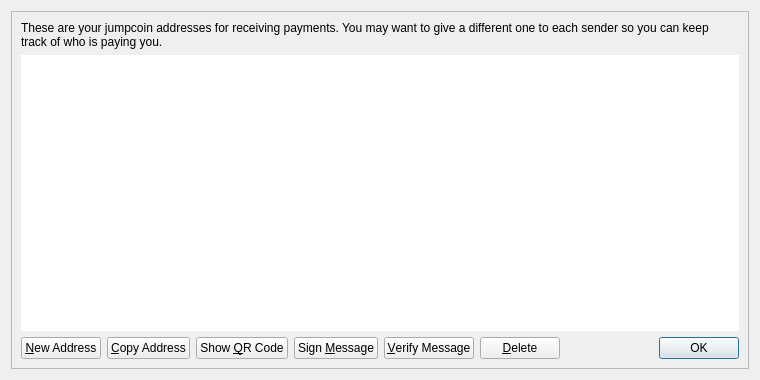
Old version of the form src/qt/forms/addressbookpage.ui in the repository Jumperbillijumper/jumpcoin.
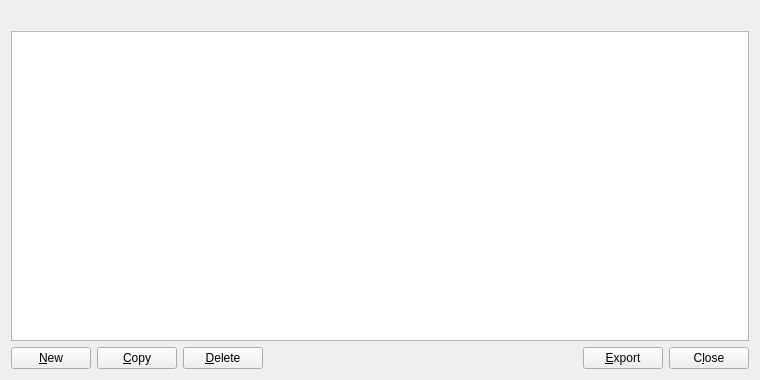
New version of the form. Icons and pictures are not drawn.

Commit message: Jumpcoin 2.0 release

Diff of the .ui file:
```diff
--- a/src/qt/forms/addressbookpage.ui
+++ b/src/qt/forms/addressbookpage.ui
@@ -10,24 +10,9 @@
     <height>380</height>
    </rect>
   </property>
-  <property name="windowTitle">
-   <string>Address Book</string>
-  </property>
-  <layout class="QVBoxLayout" name="verticalLayout_2">
-   <item>
-    <widget class="QFrame" name="frameMain">
-     <property name="frameShape">
-      <enum>QFrame::StyledPanel</enum>
-     </property>
-     <property name="frameShadow">
-      <enum>QFrame::Raised</enum>
-     </property>
      <layout class="QVBoxLayout" name="verticalLayout">
       <item>
        <widget class="QLabel" name="labelExplanation">
-        <property name="text">
-         <string>These are your jumpcoin addresses for receiving payments. You may want to give a different one to each sender so you can keep track of who is paying you.</string>
-        </property>
         <property name="textFormat">
          <enum>Qt::PlainText</enum>
         </property>
@@ -42,10 +27,7 @@
          <enum>Qt::CustomContextMenu</enum>
         </property>
         <property name="toolTip">
-         <string>Double-click to edit address or label</string>
-        </property>
-        <property name="frameShape">
-         <enum>QFrame::NoFrame</enum>
+      <string>Right-click to edit address or label</string>
         </property>
         <property name="tabKeyNavigation">
          <bool>false</bool>
@@ -75,12 +57,15 @@
            <string>Create a new address</string>
           </property>
           <property name="text">
-           <string>&amp;New Address</string>
+        <string>&amp;New</string>
           </property>
           <property name="icon">
            <iconset resource="../jumpcoin.qrc">
             <normaloff>:/icons/add</normaloff>:/icons/add</iconset>
           </property>
+       <property name="autoDefault">
+        <bool>false</bool>
+       </property>
          </widget>
         </item>
         <item>
@@ -89,55 +74,19 @@
            <string>Copy the currently selected address to the system clipboard</string>
           </property>
           <property name="text">
-           <string>&amp;Copy Address</string>
+        <string>&amp;Copy</string>
           </property>
           <property name="icon">
            <iconset resource="../jumpcoin.qrc">
             <normaloff>:/icons/editcopy</normaloff>:/icons/editcopy</iconset>
           </property>
-         </widget>
-        </item>
-        <item>
-         <widget class="QPushButton" name="showQRCode">
-          <property name="text">
-           <string>Show &amp;QR Code</string>
-          </property>
-          <property name="icon">
-           <iconset resource="../jumpcoin.qrc">
-            <normaloff>:/icons/qrcode</normaloff>:/icons/qrcode</iconset>
-          </property>
+       <property name="autoDefault">
+        <bool>false</bool>
+       </property>
          </widget>
         </item>
         <item>
-         <widget class="QPushButton" name="signMessage">
-          <property name="toolTip">
-           <string>Sign a message to prove you own a jumpcoin address</string>
-          </property>
-          <property name="text">
-           <string>Sign &amp;Message</string>
-          </property>
-          <property name="icon">
-           <iconset resource="../jumpcoin.qrc">
-            <normaloff>:/icons/edit</normaloff>:/icons/edit</iconset>
-          </property>
-         </widget>
-        </item>
-        <item>
-         <widget class="QPushButton" name="verifyMessage">
-          <property name="toolTip">
-           <string>Verify a message to ensure it was signed with a specified jumpcoin address</string>
-          </property>
-          <property name="text">
-           <string>&amp;Verify Message</string>
-          </property>
-          <property name="icon">
-           <iconset resource="../jumpcoin.qrc">
-            <normaloff>:/icons/transaction_0</normaloff>:/icons/transaction_0</iconset>
-          </property>
-         </widget>
-        </item>
-        <item>
-         <widget class="QPushButton" name="deleteButton">
+      <widget class="QPushButton" name="deleteAddress">
           <property name="toolTip">
            <string>Delete the currently selected address from the list</string>
           </property>
@@ -148,6 +97,9 @@
            <iconset resource="../jumpcoin.qrc">
             <normaloff>:/icons/remove</normaloff>:/icons/remove</iconset>
           </property>
+       <property name="autoDefault">
+        <bool>false</bool>
+       </property>
          </widget>
         </item>
         <item>
@@ -164,22 +116,39 @@
          </spacer>
         </item>
         <item>
-         <widget class="QDialogButtonBox" name="buttonBox">
+      <widget class="QPushButton" name="exportButton">
+       <property name="toolTip">
+        <string>Export the data in the current tab to a file</string>
+       </property>
+       <property name="text">
+        <string>&amp;Export</string>
+       </property>
+       <property name="icon">
+        <iconset resource="../bitcoin.qrc">
+         <normaloff>:/icons/export</normaloff>:/icons/export</iconset>
+       </property>
+       <property name="autoDefault">
+        <bool>false</bool>
+       </property>
+      </widget>
+     </item>
+     <item>
+      <widget class="QPushButton" name="closeButton">
           <property name="sizePolicy">
-           <sizepolicy hsizetype="Maximum" vsizetype="Fixed">
+        <sizepolicy hsizetype="Minimum" vsizetype="Minimum">
             <horstretch>0</horstretch>
             <verstretch>0</verstretch>
            </sizepolicy>
           </property>
-          <property name="standardButtons">
-           <set>QDialogButtonBox::Ok</set>
-          </property>
+       <property name="text">
+        <string>C&amp;lose</string>
+       </property>
+       <property name="autoDefault">
+        <bool>false</bool>
+       </property>
          </widget>
         </item>
        </layout>
-      </item>
-     </layout>
-    </widget>
    </item>
   </layout>
  </widget>
```
Left out of the diff: 12 changed lines with no effect on the pictures. Lines whose indentation alone changed are shown as unchanged. The commit also changes 1917 other files.
